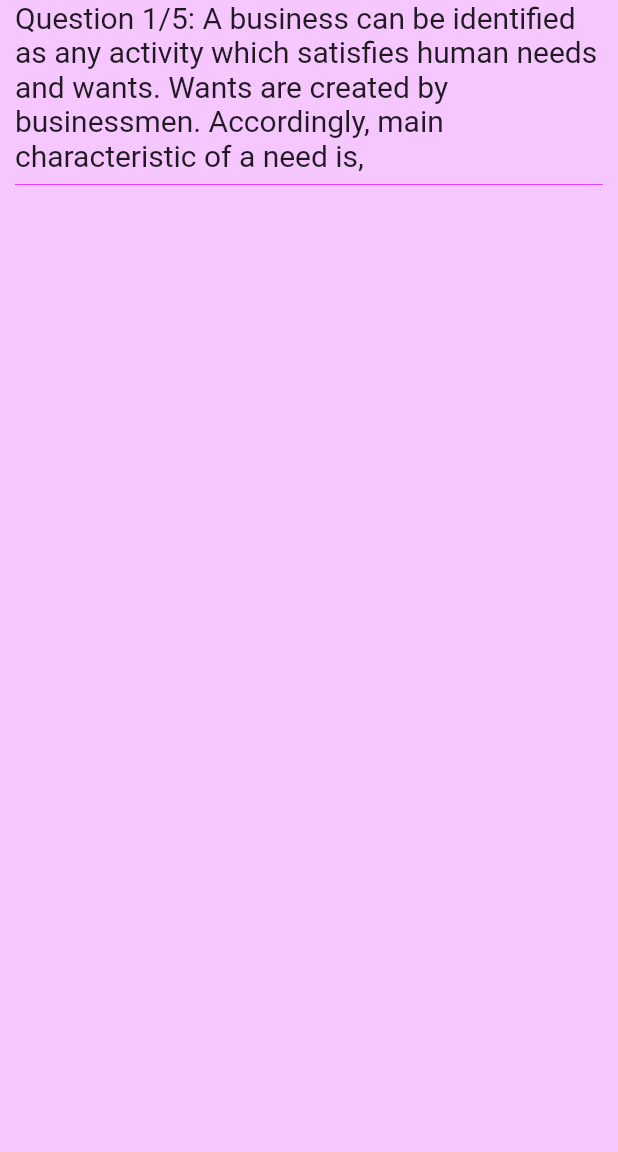
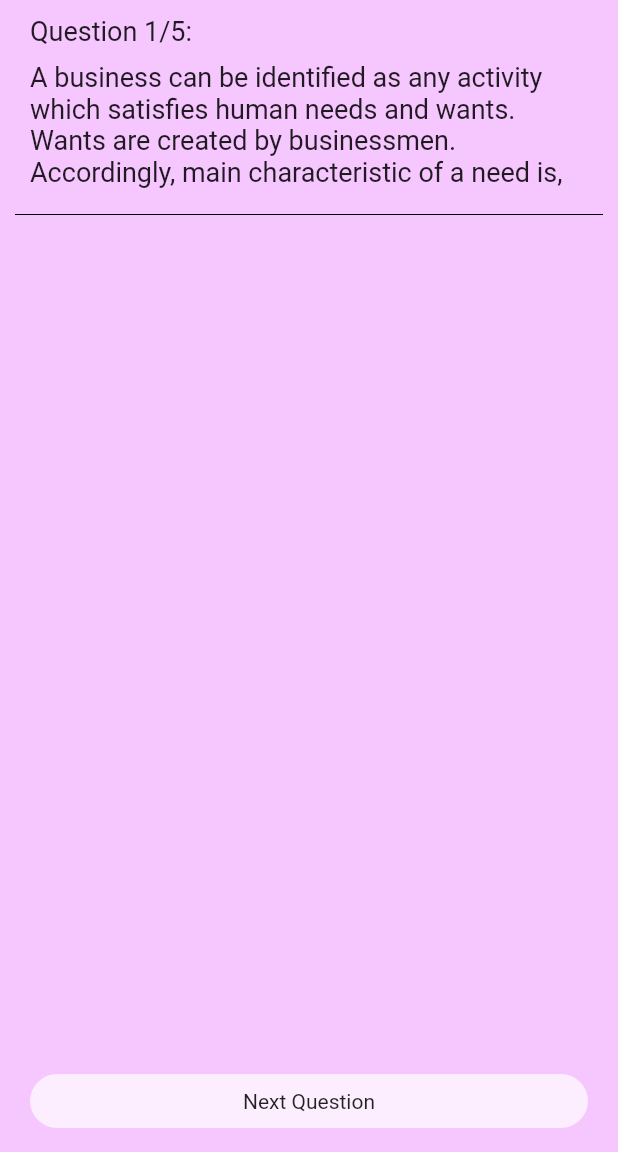
Before and after one commit to Chamidilshan/Quiz_app, a Flutter app: the screen it shows after launch, on a phone screen of 412 x 824 dp, the part 84-1236 px from its top. Run offline on Flutter 3.47's test engine with Material 2 defaults, Android fonts, the light colour scheme and no system bars.

Commit message:
added next question widget to show next questions

```diff
--- a/lib/pages/home_screen.dart
+++ b/lib/pages/home_screen.dart
@@ -1,3 +1,4 @@
+import 'package:commerce_quiz_qpp/widgets/next_button_widget.dart';
 import 'package:commerce_quiz_qpp/widgets/question_widget.dart';
 import 'package:flutter/material.dart';
 import 'package:commerce_quiz_qpp/constants/constants.dart';
@@ -13,6 +14,16 @@ class HomePage extends StatefulWidget {
 class _HomePageState extends State<HomePage> {
 
   int index = 0;
+
+  void showNextQuestion(){
+    if(index + 1 == _qestions.length){
+      return;
+    } else{
+      setState(() {
+        index++;
+      });
+    }
+  }
 
   List<Question> _qestions = [
     Question(
@@ -91,10 +102,17 @@ class _HomePageState extends State<HomePage> {
                 indexAction: index,
                 totalQuestions: _qestions.length
             ),
-            Divider(color: backColor,)
+            Divider(color: Colors.black,)
           ],
         ),
       ),
+
+      floatingActionButton: Padding(
+        padding: const EdgeInsets.symmetric(horizontal: 20.0),
+        child: NextButton(nextQuestion: showNextQuestion),
+      ),
+      floatingActionButtonLocation: FloatingActionButtonLocation.centerFloat,
+      floatingActionButtonAnimator: FloatingActionButtonAnimator.scaling,
     );
   }
 }
--- /dev/null
+++ b/lib/widgets/next_button_widget.dart
@@ -0,0 +1,27 @@
+import 'package:commerce_quiz_qpp/constants/constants.dart';
+import 'package:flutter/material.dart';
+
+class NextButton extends StatelessWidget {
+  const NextButton({Key? key, required this.nextQuestion}) : super(key: key);
+
+  final VoidCallback nextQuestion;
+
+  @override
+  Widget build(BuildContext context) {
+    return GestureDetector(
+      onTap: nextQuestion,
+      child: Container(
+        decoration: BoxDecoration(
+          color: normalColor,
+          borderRadius: BorderRadius.circular(20.0)
+        ),
+        width: double.infinity,
+        padding: EdgeInsets.symmetric(vertical: 10.0),
+        child: Text(
+          'Next Question',
+          textAlign: TextAlign.center,
+        ),
+      ),
+    );
+  }
+}
--- a/lib/widgets/question_widget.dart
+++ b/lib/widgets/question_widget.dart
@@ -17,12 +17,27 @@ class QuestionWidget extends StatelessWidget {
   Widget build(BuildContext context) {
     return Container(
       alignment: Alignment.centerLeft,
-      child: Text(
-          'Question ${indexAction + 1}/$totalQuestions: $question',
-        style: TextStyle(
-          fontSize: 20.0
-        ),
+      padding: EdgeInsets.all(10.0),
+      child: Column(
+        crossAxisAlignment: CrossAxisAlignment.start,
+        children: [
+          Text(
+              'Question ${indexAction + 1}/$totalQuestions:',
+            style: TextStyle(
+              fontSize: 18.0
+            ),
+          ),
+          SizedBox(
+            height: 10.0,
+          ),
+          Text('$question',
+            style: TextStyle(
+                fontSize: 18.0
+            ),
+          )
+        ],
       ),
+
     );
   }
 }
```
